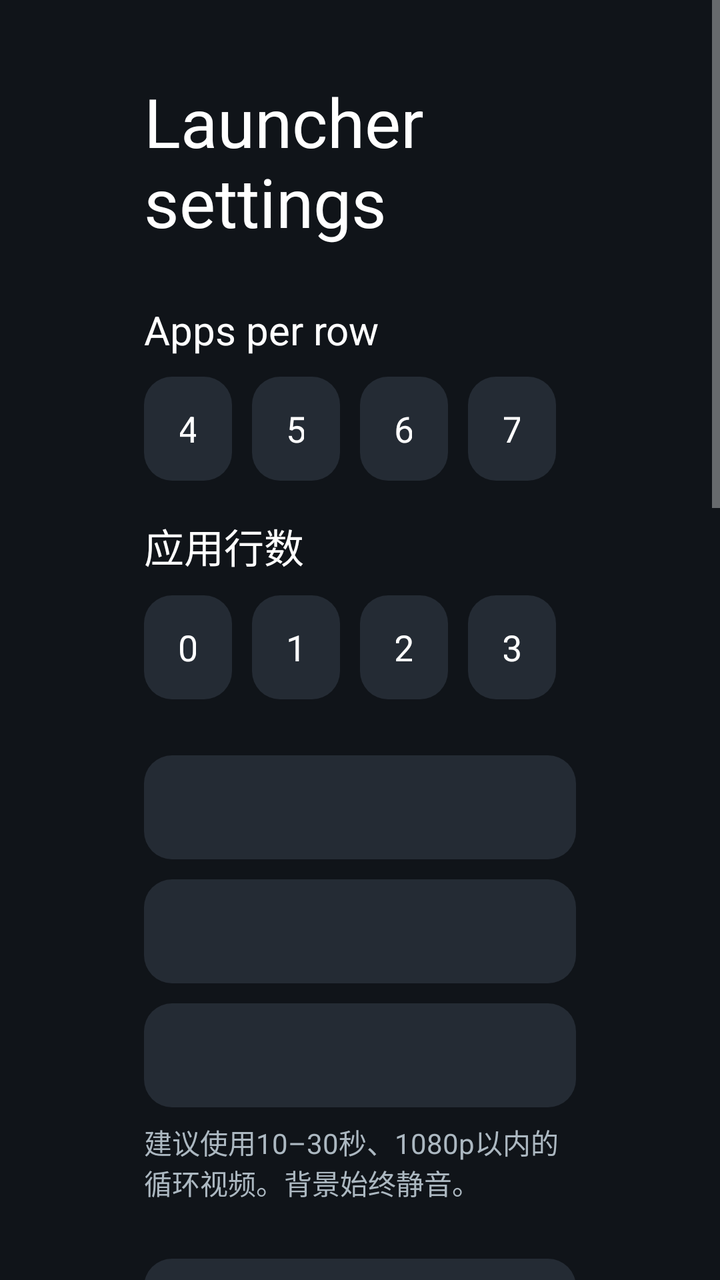
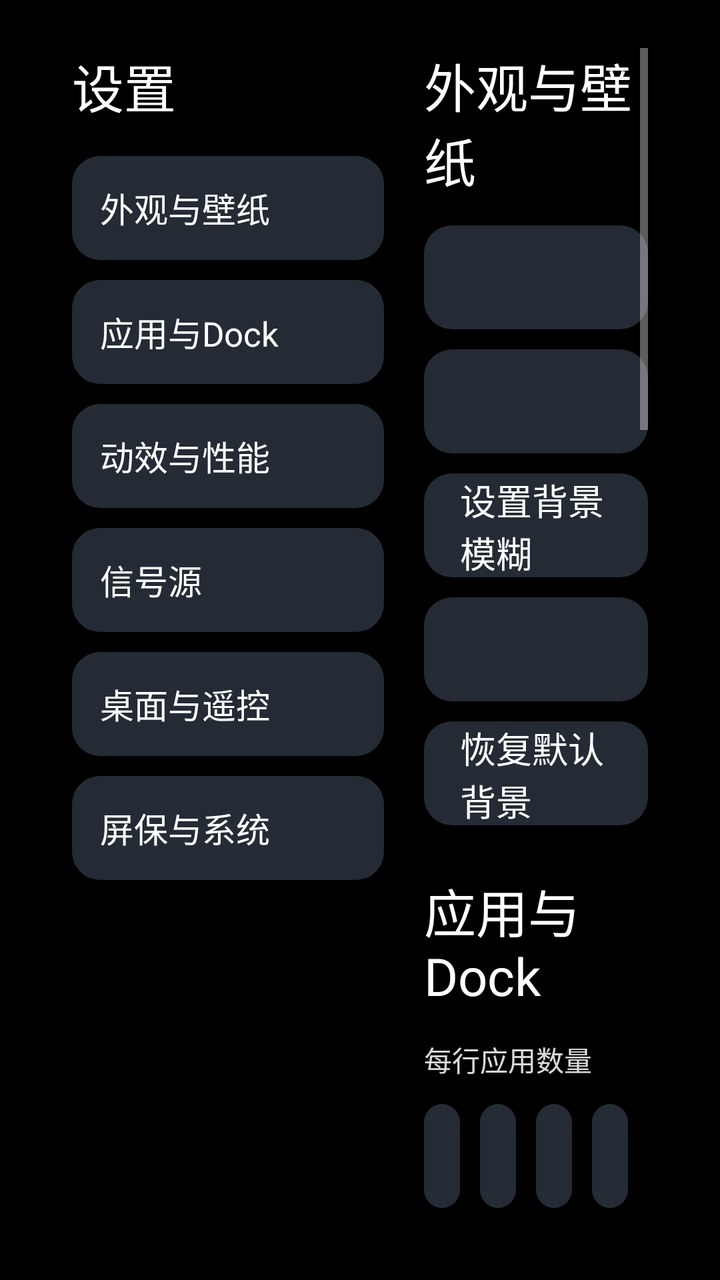

Screens rendered from an Android XML layout before and after an edit, with the pre-edit source and the edit as a unified diff.
<!-- AndroidManifest.xml: application theme Theme.TvHome -->
<!-- res/layout/activity_launcher_settings.xml -->
<?xml version="1.0" encoding="utf-8"?>
<FrameLayout xmlns:android="http://schemas.android.com/apk/res/android"
    android:id="@+id/settingsRoot"
    android:layout_width="match_parent"
    android:layout_height="match_parent"
    android:background="#FF101419">

    <ScrollView
        android:layout_width="match_parent"
        android:layout_height="match_parent"
        android:background="@android:color/transparent"
        android:fillViewport="true">

    <LinearLayout
        android:layout_width="match_parent"
        android:layout_height="wrap_content"
        android:orientation="vertical"
        android:paddingStart="72dp"
        android:paddingEnd="72dp"
        android:paddingTop="38dp"
        android:paddingBottom="38dp">

        <TextView
            android:layout_width="match_parent"
            android:layout_height="wrap_content"
            android:text="@string/launcher_settings"
            android:textColor="#FFFFFFFF"
            android:textSize="34sp" />

        <TextView
            android:layout_width="match_parent"
            android:layout_height="wrap_content"
            android:layout_marginTop="28dp"
            android:text="@string/columns_label"
            android:textColor="#FFFFFFFF"
            android:textSize="20sp" />

        <LinearLayout
            android:layout_width="match_parent"
            android:layout_height="wrap_content"
            android:layout_marginTop="10dp"
            android:orientation="horizontal">

            <TextView android:id="@+id/columns4" style="@style/SettingsColumnChoice" android:text="4" />
            <TextView android:id="@+id/columns5" style="@style/SettingsColumnChoice" android:text="5" />
            <TextView android:id="@+id/columns6" style="@style/SettingsColumnChoice" android:text="6" />
            <TextView android:id="@+id/columns7" style="@style/SettingsColumnChoice" android:text="7" />
        </LinearLayout>

        <TextView
            android:layout_width="match_parent"
            android:layout_height="wrap_content"
            android:layout_marginTop="18dp"
            android:text="@string/rows_below_dock_label"
            android:textColor="#FFFFFFFF"
            android:textSize="20sp" />

        <LinearLayout
            android:layout_width="match_parent"
            android:layout_height="wrap_content"
            android:layout_marginTop="10dp"
            android:orientation="horizontal">

            <TextView android:id="@+id/rows0" style="@style/SettingsColumnChoice" android:text="0" />
            <TextView android:id="@+id/rows1" style="@style/SettingsColumnChoice" android:text="1" />
            <TextView android:id="@+id/rows2" style="@style/SettingsColumnChoice" android:text="2" />
            <TextView android:id="@+id/rows3" style="@style/SettingsColumnChoice" android:text="3" />
        </LinearLayout>

        <TextView
            android:id="@+id/wallpaperChoice"
            style="@style/SettingsRow"
            android:layout_marginTop="28dp" />

        <TextView
            android:id="@+id/wallpaperDimChoice"
            style="@style/SettingsRow"
            android:layout_marginTop="10dp" />

        <TextView
            android:id="@+id/videoWallpaperChoice"
            style="@style/SettingsRow"
            android:layout_marginTop="10dp" />

        <TextView
            android:layout_width="match_parent"
            android:layout_height="wrap_content"
            android:layout_marginTop="7dp"
            android:text="@string/video_wallpaper_hint"
            android:textColor="#FFACB8C1"
            android:textSize="14sp" />

        <TextView
            android:id="@+id/animationsChoice"
            style="@style/SettingsRow"
            android:layout_marginTop="28dp" />

        <TextView
            android:id="@+id/advancedChoice"
            style="@style/SettingsRow"
            android:layout_marginTop="10dp" />

        <TextView
            android:layout_width="match_parent"
            android:layout_height="wrap_content"
            android:layout_marginTop="8dp"
            android:text="@string/advanced_effects_warning"
            android:textColor="#FFACB8C1"
            android:textSize="14sp" />

        <TextView
            android:id="@+id/followThemeChoice"
            style="@style/SettingsRow"
            android:layout_marginTop="18dp"
            android:text="@string/follow_theme" />

        <TextView
            android:layout_width="match_parent"
            android:layout_height="wrap_content"
            android:layout_marginTop="7dp"
            android:text="@string/follow_theme_hint"
            android:textColor="#FFACB8C1"
            android:textSize="14sp" />

        <TextView
            android:id="@+id/defaultHomeChoice"
            style="@style/SettingsRow"
            android:layout_marginTop="28dp"
            android:text="@string/home_settings" />

        <TextView
            android:layout_width="match_parent"
            android:layout_height="wrap_content"
            android:layout_marginTop="7dp"
            android:text="@string/home_settings_help"
            android:textColor="#FFACB8C1"
            android:textSize="14sp" />

        <TextView
            android:id="@+id/homeHelperChoice"
            style="@style/SettingsRow"
            android:layout_marginTop="18dp" />

        <TextView
            android:id="@+id/homeNormalBehavior"
            style="@style/SettingsRow"
            android:layout_marginTop="10dp"
            android:text="@string/home_normal_behavior" />

        <TextView
            android:id="@+id/homeSignalSourceChoice"
            style="@style/SettingsRow"
            android:layout_marginTop="28dp"
            android:text="@string/home_signal_source" />

        <TextView
            android:id="@+id/homeScreensaverChoice"
            style="@style/SettingsRow"
            android:layout_marginTop="10dp"
            android:text="@string/home_screensaver" />

        <TextView
            android:id="@+id/homeAppsChoice"
            style="@style/SettingsRow"
            android:layout_marginTop="10dp"
            android:text="@string/home_apps_category" />

        <TextView
            android:id="@+id/tvSettingsChoice"
            style="@style/SettingsRow"
            android:layout_marginTop="18dp"
            android:text="@string/tv_settings" />
        </LinearLayout>
    </ScrollView>
</FrameLayout>
<!-- resources referenced by this layout -->
<resources>
  <string name="advanced_effects_warning">Adds a lifted tile, icon zoom and smooth colour transitions. May increase memory use; the actual difference depends on your TV.</string>
  <string name="columns_label">Apps per row</string>
  <string name="follow_theme">Follow theme (reset on-TV choices)</string>
  <string name="follow_theme_hint">Uses the current theme or built-in layout and motion settings. Pushing or resetting a theme also clears your on-TV choices.</string>
  <string name="home_apps_category" translatable="false">应用与Dock</string>
  <string name="home_normal_behavior" translatable="false">单按Home回到TVHome，快速连按三次进入小米原厂桌面。</string>
  <string name="home_screensaver" translatable="false">屏保与闲置</string>
  <string name="home_settings">Choose default home</string>
  <string name="home_settings_help">Select your original home to stop using CleanYourTV as Home, or CleanYourTV to switch back. The original launcher must be enabled and your TV must provide a home picker; use the restore script first if it was disabled.</string>
  <string name="home_signal_source" translatable="false">信号源与预览</string>
  <string name="launcher_settings">Launcher settings</string>
  <string name="rows_below_dock_label">应用行数</string>
  <string name="tv_settings">TV system settings</string>
  <string name="video_wallpaper_hint" translatable="false">建议使用10–30秒、1080p以内的循环视频。背景始终静音。</string>
  <style name="SettingsColumnChoice" parent="SettingsRow">
          <item name="android:layout_width">0dp</item>
          <item name="android:layout_weight">1</item>
          <item name="android:layout_marginEnd">10dp</item>
          <item name="android:gravity">center</item>
      </style>
  <style name="SettingsRow">
          <item name="android:layout_width">match_parent</item>
          <item name="android:layout_height">52dp</item>
          <item name="android:gravity">center_vertical</item>
          <item name="android:paddingStart">18dp</item>
          <item name="android:paddingEnd">18dp</item>
          <item name="android:background">@drawable/settings_choice_bg</item>
          <item name="android:textColor">#FFFFFFFF</item>
          <item name="android:textSize">18sp</item>
          <item name="android:focusable">true</item>
          <item name="android:clickable">true</item>
      </style>
  <style name="Theme.TvHome" parent="android:Theme.Material.NoActionBar.Fullscreen">
          <item name="android:windowBackground">@android:color/black</item>
          <item name="android:colorBackground">@android:color/black</item>
          <item name="android:windowAnimationStyle">@null</item>
      </style>
  <!-- drawable settings_choice_bg (drawable) -->
  <?xml version="1.0" encoding="utf-8"?>
  <selector xmlns:android="http://schemas.android.com/apk/res/android">
      <item android:state_focused="true">
          <shape android:shape="rectangle">
              <solid android:color="#5574A987" />
              <corners android:radius="14dp" />
              <stroke android:width="2dp" android:color="#FFB9E7C7" />
          </shape>
      </item>
      <item android:state_selected="true">
          <shape android:shape="rectangle">
              <solid android:color="#334DAE6D" />
              <corners android:radius="14dp" />
              <stroke android:width="1dp" android:color="#FF4DAE6D" />
          </shape>
      </item>
      <item>
          <shape android:shape="rectangle">
              <solid android:color="#FF242B34" />
              <corners android:radius="14dp" />
          </shape>
      </item>
  </selector>
</resources>

<!-- the commit's change to res/layout/activity_launcher_settings.xml (unified diff, before → after) -->
@@ -3,173 +3,117 @@
     android:id="@+id/settingsRoot"
     android:layout_width="match_parent"
     android:layout_height="match_parent"
-    android:background="#FF101419">
+    android:background="@android:color/transparent">
 
-    <ScrollView
+    <ImageView
+        android:id="@+id/settingsBackdrop"
         android:layout_width="match_parent"
         android:layout_height="match_parent"
-        android:background="@android:color/transparent"
-        android:fillViewport="true">
+        android:scaleType="centerCrop"
+        android:importantForAccessibility="no" />
+
+    <View
+        android:id="@+id/settingsScrim"
+        android:layout_width="match_parent"
+        android:layout_height="match_parent"
+        android:background="#66000000"
+        android:importantForAccessibility="no" />
 
     <LinearLayout
         android:layout_width="match_parent"
-        android:layout_height="wrap_content"
-        android:orientation="vertical"
-        android:paddingStart="72dp"
-        android:paddingEnd="72dp"
-        android:paddingTop="38dp"
-        android:paddingBottom="38dp">
-
-        <TextView
-            android:layout_width="match_parent"
-            android:layout_height="wrap_content"
-            android:text="@string/launcher_settings"
-            android:textColor="#FFFFFFFF"
-            android:textSize="34sp" />
-
-        <TextView
-            android:layout_width="match_parent"
-            android:layout_height="wrap_content"
-            android:layout_marginTop="28dp"
-            android:text="@string/columns_label"
-            android:textColor="#FFFFFFFF"
-            android:textSize="20sp" />
+        android:layout_height="match_parent"
+        android:orientation="horizontal"
+        android:paddingStart="36dp"
+        android:paddingEnd="36dp"
+        android:paddingTop="24dp"
+        android:paddingBottom="24dp">
 
         <LinearLayout
-            android:layout_width="match_parent"
-            android:layout_height="wrap_content"
-            android:layout_marginTop="10dp"
-            android:orientation="horizontal">
+            android:id="@+id/settingsCategories"
+            android:layout_width="176dp"
+            android:layout_height="match_parent"
+            android:orientation="vertical"
+            android:paddingEnd="20dp">
 
-            <TextView android:id="@+id/columns4" style="@style/SettingsColumnChoice" android:text="4" />
-            <TextView android:id="@+id/columns5" style="@style/SettingsColumnChoice" android:text="5" />
-            <TextView android:id="@+id/columns6" style="@style/SettingsColumnChoice" android:text="6" />
-            <TextView android:id="@+id/columns7" style="@style/SettingsColumnChoice" android:text="7" />
+            <TextView
+                android:layout_width="match_parent"
+                android:layout_height="wrap_content"
+                android:layout_marginBottom="16dp"
+                android:text="设置"
+                android:textColor="#FFFFFFFF"
+                android:textSize="26sp"
+                android:fontFamily="@font/outfit_medium" />
+
+            <TextView android:id="@+id/settingsCategoryAppearance" style="@style/SettingsCategory" android:text="外观与壁纸" />
+            <TextView android:id="@+id/settingsCategoryApps" style="@style/SettingsCategory" android:text="应用与Dock" />
+            <TextView android:id="@+id/settingsCategoryMotion" style="@style/SettingsCategory" android:text="动效与性能" />
+            <TextView android:id="@+id/settingsCategorySource" style="@style/SettingsCategory" android:text="信号源" />
+            <TextView android:id="@+id/settingsCategoryDesktop" style="@style/SettingsCategory" android:text="桌面与遥控" />
+            <TextView android:id="@+id/settingsCategorySystem" style="@style/SettingsCategory" android:text="屏保与系统" />
         </LinearLayout>
 
-        <TextView
-            android:layout_width="match_parent"
-            android:layout_height="wrap_content"
-            android:layout_marginTop="18dp"
-            android:text="@string/rows_below_dock_label"
-            android:textColor="#FFFFFFFF"
-            android:textSize="20sp" />
+        <ScrollView
+            android:id="@+id/settingsContentScroll"
+            android:layout_width="0dp"
+            android:layout_height="match_parent"
+            android:layout_weight="1"
+            android:fillViewport="true"
+            android:background="@android:color/transparent"
+            android:clipToPadding="false">
 
-        <LinearLayout
-            android:layout_width="match_parent"
-            android:layout_height="wrap_content"
-            android:layout_marginTop="10dp"
-            android:orientation="horizontal">
+            <LinearLayout
+                android:id="@+id/settingsContent"
+                android:layout_width="match_parent"
+                android:layout_height="wrap_content"
+                android:orientation="vertical"
+                android:paddingBottom="38dp">
 
-            <TextView android:id="@+id/rows0" style="@style/SettingsColumnChoice" android:text="0" />
-            <TextView android:id="@+id/rows1" style="@style/SettingsColumnChoice" android:text="1" />
-            <TextView android:id="@+id/rows2" style="@style/SettingsColumnChoice" android:text="2" />
-            <TextView android:id="@+id/rows3" style="@style/SettingsColumnChoice" android:text="3" />
-        </LinearLayout>
+                <TextView
+                    android:id="@+id/sectionAppearance"
+                    style="@style/SettingsSection"
+                    android:text="外观与壁纸" />
+                <TextView android:id="@+id/wallpaperChoice" style="@style/SettingsRow" />
+                <TextView android:id="@+id/wallpaperDimChoice" style="@style/SettingsRow" android:layout_marginTop="10dp" />
+                <TextView android:id="@+id/glassBlurChoice" style="@style/SettingsRow" android:layout_marginTop="10dp" android:text="设置背景模糊" />
+                <TextView android:id="@+id/videoWallpaperChoice" style="@style/SettingsRow" android:layout_marginTop="10dp" />
+                <TextView android:id="@+id/followThemeChoice" style="@style/SettingsRow" android:layout_marginTop="10dp" android:text="恢复默认背景" />
 
-        <TextView
-            android:id="@+id/wallpaperChoice"
-            style="@style/SettingsRow"
-            android:layout_marginTop="28dp" />
+                <TextView android:id="@+id/sectionApps" style="@style/SettingsSection" android:layout_marginTop="24dp" android:text="应用与Dock" />
+                <TextView android:id="@+id/columnsLabel" style="@style/SettingsHint" android:text="每行应用数量" />
+                <LinearLayout android:id="@+id/columnsRow" android:layout_width="match_parent" android:layout_height="wrap_content" android:orientation="horizontal" android:layout_marginTop="8dp">
+                    <TextView android:id="@+id/columns4" style="@style/SettingsColumnChoice" android:text="4" />
+                    <TextView android:id="@+id/columns5" style="@style/SettingsColumnChoice" android:text="5" />
+                    <TextView android:id="@+id/columns6" style="@style/SettingsColumnChoice" android:text="6" />
+                    <TextView android:id="@+id/columns7" style="@style/SettingsColumnChoice" android:text="7" />
+                </LinearLayout>
+                <TextView android:id="@+id/rowsLabel" style="@style/SettingsHint" android:layout_marginTop="12dp" android:text="首页应用行数" />
+                <LinearLayout android:id="@+id/rowsRow" android:layout_width="match_parent" android:layout_height="wrap_content" android:orientation="horizontal" android:layout_marginTop="8dp">
+                    <TextView android:id="@+id/rows0" style="@style/SettingsColumnChoice" android:text="0" />
+                    <TextView android:id="@+id/rows1" style="@style/SettingsColumnChoice" android:text="1" />
+                    <TextView android:id="@+id/rows2" style="@style/SettingsColumnChoice" android:text="2" />
+                    <TextView android:id="@+id/rows3" style="@style/SettingsColumnChoice" android:text="3" />
+                </LinearLayout>
+                <TextView android:id="@+id/homeAppsChoice" style="@style/SettingsRow" android:layout_marginTop="12dp" android:text="全部应用" />
 
-        <TextView
-            android:id="@+id/wallpaperDimChoice"
-            style="@style/SettingsRow"
-            android:layout_marginTop="10dp" />
+                <TextView android:id="@+id/sectionMotion" style="@style/SettingsSection" android:layout_marginTop="24dp" android:text="动效与性能" />
+                <TextView android:id="@+id/animationsChoice" style="@style/SettingsRow" />
+                <TextView android:id="@+id/advancedChoice" style="@style/SettingsRow" android:layout_marginTop="10dp" />
+                <TextView android:id="@+id/reducedMotionChoice" style="@style/SettingsRow" android:layout_marginTop="10dp" android:text="减少动态效果" />
+                <TextView android:id="@+id/staticCoverChoice" style="@style/SettingsRow" android:layout_marginTop="10dp" android:text="使用静态封面" />
 
-        <TextView
-            android:id="@+id/videoWallpaperChoice"
-            style="@style/SettingsRow"
-            android:layout_marginTop="10dp" />
+                <TextView android:id="@+id/sectionSource" style="@style/SettingsSection" android:layout_marginTop="24dp" android:text="信号源" />
+                <TextView android:id="@+id/homeSignalSourceChoice" style="@style/SettingsRow" android:text="信号源与预览" />
 
-        <TextView
-            android:layout_width="match_parent"
-            android:layout_height="wrap_content"
-            android:layout_marginTop="7dp"
-            android:text="@string/video_wallpaper_hint"
-            android:textColor="#FFACB8C1"
-            android:textSize="14sp" />
+                <TextView android:id="@+id/sectionDesktop" style="@style/SettingsSection" android:layout_marginTop="24dp" android:text="桌面与遥控" />
+                <TextView android:id="@+id/defaultHomeChoice" style="@style/SettingsRow" android:text="默认桌面" />
+                <TextView android:id="@+id/homeHelperChoice" style="@style/SettingsRow" android:layout_marginTop="10dp" />
+                <TextView android:id="@+id/homeNormalBehavior" style="@style/SettingsRow" android:layout_marginTop="10dp" android:text="返回小米桌面" />
 
-        <TextView
-            android:id="@+id/animationsChoice"
-            style="@style/SettingsRow"
-            android:layout_marginTop="28dp" />
-
-        <TextView
-            android:id="@+id/advancedChoice"
-            style="@style/SettingsRow"
-            android:layout_marginTop="10dp" />
-
-        <TextView
-            android:layout_width="match_parent"
-            android:layout_height="wrap_content"
-            android:layout_marginTop="8dp"
-            android:text="@string/advanced_effects_warning"
-            android:textColor="#FFACB8C1"
-            android:textSize="14sp" />
-
-        <TextView
-            android:id="@+id/followThemeChoice"
-            style="@style/SettingsRow"
-            android:layout_marginTop="18dp"
-            android:text="@string/follow_theme" />
-
-        <TextView
-            android:layout_width="match_parent"
-            android:layout_height="wrap_content"
-            android:layout_marginTop="7dp"
-            android:text="@string/follow_theme_hint"
-            android:textColor="#FFACB8C1"
-            android:textSize="14sp" />
-
-        <TextView
-            android:id="@+id/defaultHomeChoice"
-            style="@style/SettingsRow"
-            android:layout_marginTop="28dp"
-            android:text="@string/home_settings" />
-
-        <TextView
-            android:layout_width="match_parent"
-            android:layout_height="wrap_content"
-            android:layout_marginTop="7dp"
-            android:text="@string/home_settings_help"
-            android:textColor="#FFACB8C1"
-            android:textSize="14sp" />
-
-        <TextView
-            android:id="@+id/homeHelperChoice"
-            style="@style/SettingsRow"
-            android:layout_marginTop="18dp" />
-
-        <TextView
-            android:id="@+id/homeNormalBehavior"
-            style="@style/SettingsRow"
-            android:layout_marginTop="10dp"
-            android:text="@string/home_normal_behavior" />
-
-        <TextView
-            android:id="@+id/homeSignalSourceChoice"
-            style="@style/SettingsRow"
-            android:layout_marginTop="28dp"
-            android:text="@string/home_signal_source" />
-
-        <TextView
-            android:id="@+id/homeScreensaverChoice"
-            style="@style/SettingsRow"
-            android:layout_marginTop="10dp"
-            android:text="@string/home_screensaver" />
-
-        <TextView
-            android:id="@+id/homeAppsChoice"
-            style="@style/SettingsRow"
-            android:layout_marginTop="10dp"
-            android:text="@string/home_apps_category" />
-
-        <TextView
-            android:id="@+id/tvSettingsChoice"
-            style="@style/SettingsRow"
-            android:layout_marginTop="18dp"
-            android:text="@string/tv_settings" />
-        </LinearLayout>
-    </ScrollView>
+                <TextView android:id="@+id/sectionSystem" style="@style/SettingsSection" android:layout_marginTop="24dp" android:text="屏保与系统" />
+                <TextView android:id="@+id/homeScreensaverChoice" style="@style/SettingsRow" android:text="屏保" />
+                <TextView android:id="@+id/tvSettingsChoice" style="@style/SettingsRow" android:layout_marginTop="10dp" android:text="打开小米系统设置" />
+                <TextView android:id="@+id/homeWifiChoice" style="@style/SettingsRow" android:layout_marginTop="10dp" android:text="打开 Wi-Fi 设置" />
+            </LinearLayout>
+        </ScrollView>
+    </LinearLayout>
 </FrameLayout>
<!-- resource entries referenced after the edit -->
@@ -1,24 +1,24 @@
 <!-- resources referenced by this layout -->
 <resources>
-  <string name="advanced_effects_warning">Adds a lifted tile, icon zoom and smooth colour transitions. May increase memory use; the actual difference depends on your TV.</string>
-  <string name="columns_label">Apps per row</string>
-  <string name="follow_theme">Follow theme (reset on-TV choices)</string>
-  <string name="follow_theme_hint">Uses the current theme or built-in layout and motion settings. Pushing or resetting a theme also clears your on-TV choices.</string>
-  <string name="home_apps_category" translatable="false">应用与Dock</string>
-  <string name="home_normal_behavior" translatable="false">单按Home回到TVHome，快速连按三次进入小米原厂桌面。</string>
-  <string name="home_screensaver" translatable="false">屏保与闲置</string>
-  <string name="home_settings">Choose default home</string>
-  <string name="home_settings_help">Select your original home to stop using CleanYourTV as Home, or CleanYourTV to switch back. The original launcher must be enabled and your TV must provide a home picker; use the restore script first if it was disabled.</string>
-  <string name="home_signal_source" translatable="false">信号源与预览</string>
-  <string name="launcher_settings">Launcher settings</string>
-  <string name="rows_below_dock_label">应用行数</string>
-  <string name="tv_settings">TV system settings</string>
-  <string name="video_wallpaper_hint" translatable="false">建议使用10–30秒、1080p以内的循环视频。背景始终静音。</string>
+  <style name="SettingsCategory" parent="SettingsRow">
+          <item name="android:layout_height">52dp</item>
+          <item name="android:layout_marginBottom">10dp</item>
+          <item name="android:textSize">17sp</item>
+          <item name="android:paddingStart">14dp</item>
+          <item name="android:paddingEnd">10dp</item>
+      </style>
   <style name="SettingsColumnChoice" parent="SettingsRow">
           <item name="android:layout_width">0dp</item>
           <item name="android:layout_weight">1</item>
           <item name="android:layout_marginEnd">10dp</item>
           <item name="android:gravity">center</item>
+      </style>
+  <style name="SettingsHint">
+          <item name="android:layout_width">match_parent</item>
+          <item name="android:layout_height">wrap_content</item>
+          <item name="android:textColor">#D9FFFFFF</item>
+          <item name="android:textSize">14sp</item>
+          <item name="android:layout_marginBottom">4dp</item>
       </style>
   <style name="SettingsRow">
           <item name="android:layout_width">match_parent</item>
@@ -31,6 +31,14 @@
           <item name="android:textSize">18sp</item>
           <item name="android:focusable">true</item>
           <item name="android:clickable">true</item>
+      </style>
+  <style name="SettingsSection">
+          <item name="android:layout_width">match_parent</item>
+          <item name="android:layout_height">wrap_content</item>
+          <item name="android:textColor">#FFFFFFFF</item>
+          <item name="android:textSize">26sp</item>
+          <item name="android:fontFamily">@font/outfit_medium</item>
+          <item name="android:layout_marginBottom">14dp</item>
       </style>
   <style name="Theme.TvHome" parent="android:Theme.Material.NoActionBar.Fullscreen">
           <item name="android:windowBackground">@android:color/black</item>
